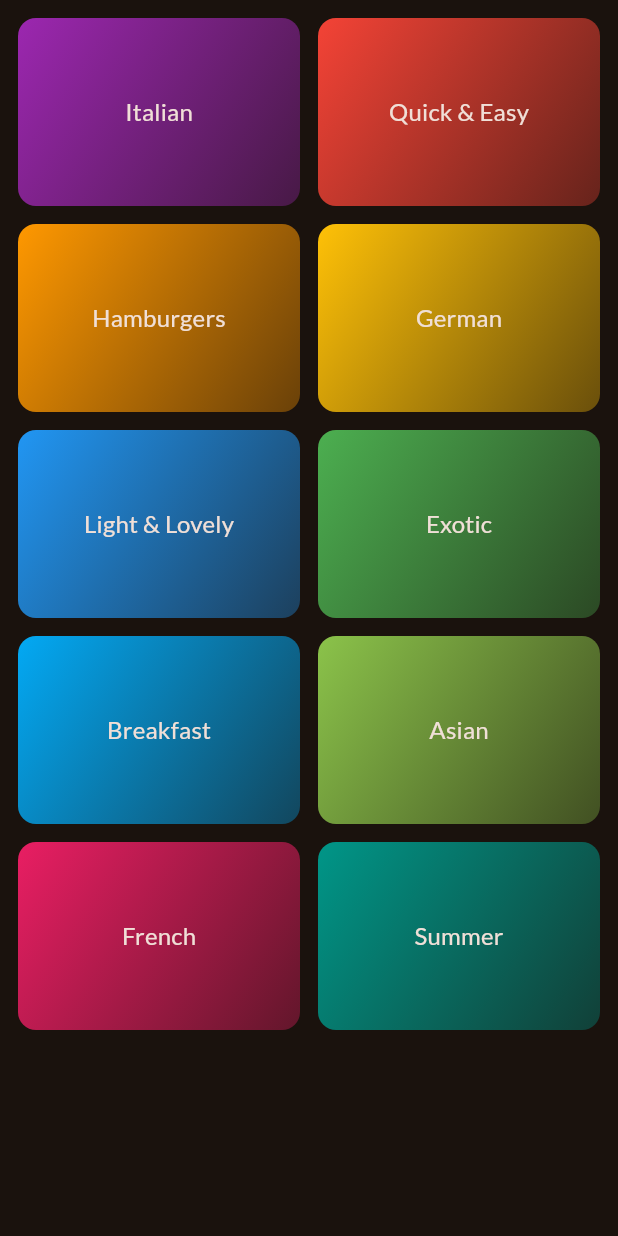
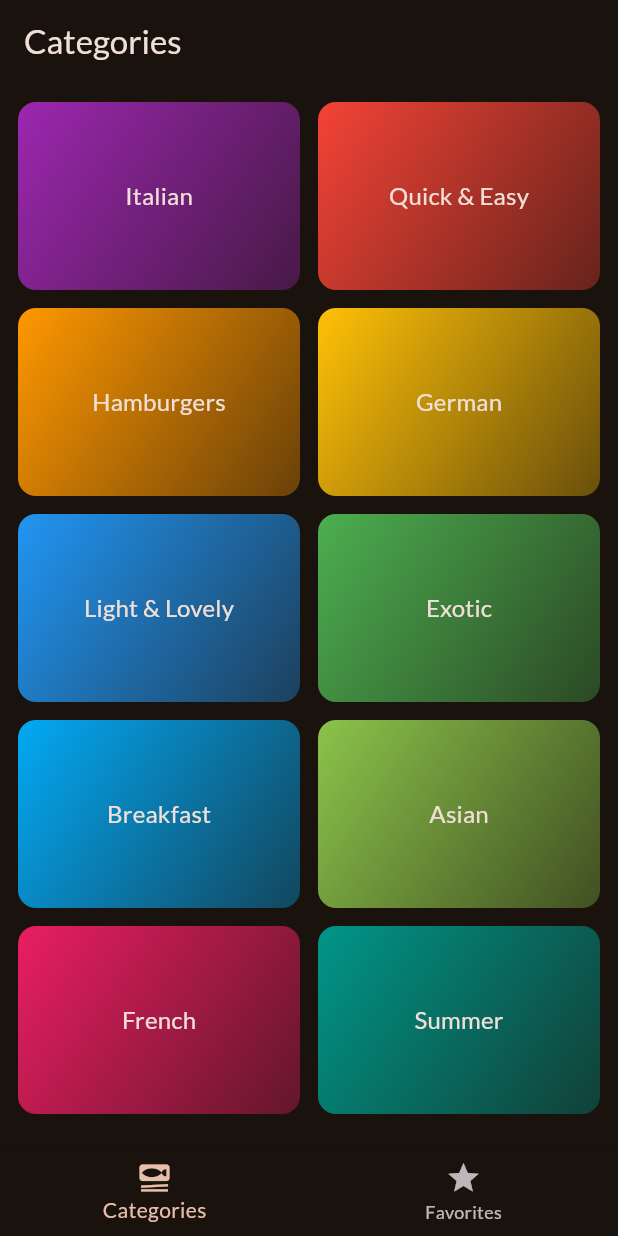
Before and after one commit to bhuphathi/meals_app, a Flutter app: the screen it shows after launch, on a phone screen of 412 x 824 dp. Run offline on Flutter 3.47's test engine with Material 2 defaults, Android fonts, the phone set to English and light mode, and no system bars; our stand-ins replace google_fonts, transparent_image.

Commit message:
feat: Bottom Tab bar added

```diff
--- a/lib/main.dart
+++ b/lib/main.dart
@@ -1,6 +1,6 @@
 import 'package:flutter/material.dart';
 import 'package:google_fonts/google_fonts.dart';
-import 'package:meals_app/screens/category_screen.dart';
+import 'package:meals_app/screens/tabs_screen.dart';
 
 final theme = ThemeData(
   useMaterial3: true,
@@ -22,7 +22,7 @@ class App extends StatelessWidget {
   Widget build(BuildContext context) {
     return MaterialApp(
       theme: theme,
-      home: const Scaffold(body: CategoryScreen()),
+      home: const Scaffold(body: TabsScreen()),
     );
   }
 }
--- /dev/null
+++ b/lib/screens/tabs_screen.dart
@@ -0,0 +1,52 @@
+import 'package:flutter/material.dart';
+import 'package:meals_app/screens/category_screen.dart';
+import 'package:meals_app/screens/meals_screen.dart';
+
+class TabsScreen extends StatefulWidget {
+  const TabsScreen({
+    super.key,
+  });
+
+  @override
+  State<TabsScreen> createState() => _TabsScreen();
+}
+
+class _TabsScreen extends State<TabsScreen> {
+  int _currentScreenIndex = 0;
+
+  _selectPage(int index) {
+    setState(() {
+      _currentScreenIndex = index;
+    });
+  }
+
+  @override
+  Widget build(BuildContext context) {
+    Widget activePage = const CategoryScreen();
+    String activePageTitle = "Categories";
+
+    if (_currentScreenIndex == 1) {
+      activePage = const MealsScreen(
+        title: "Favorites",
+        meals: [],
+      );
+      activePageTitle = "Favorites";
+    }
+
+    return Scaffold(
+      appBar: AppBar(
+        title: Text(activePageTitle),
+      ),
+      body: activePage,
+      bottomNavigationBar: BottomNavigationBar(
+        onTap: _selectPage,
+        items: const [
+          BottomNavigationBarItem(
+              icon: Icon(Icons.set_meal), label: "Categories"),
+          BottomNavigationBarItem(icon: Icon(Icons.star), label: "Favorites"),
+        ],
+        currentIndex: _currentScreenIndex,
+      ),
+    );
+  }
+}
```
